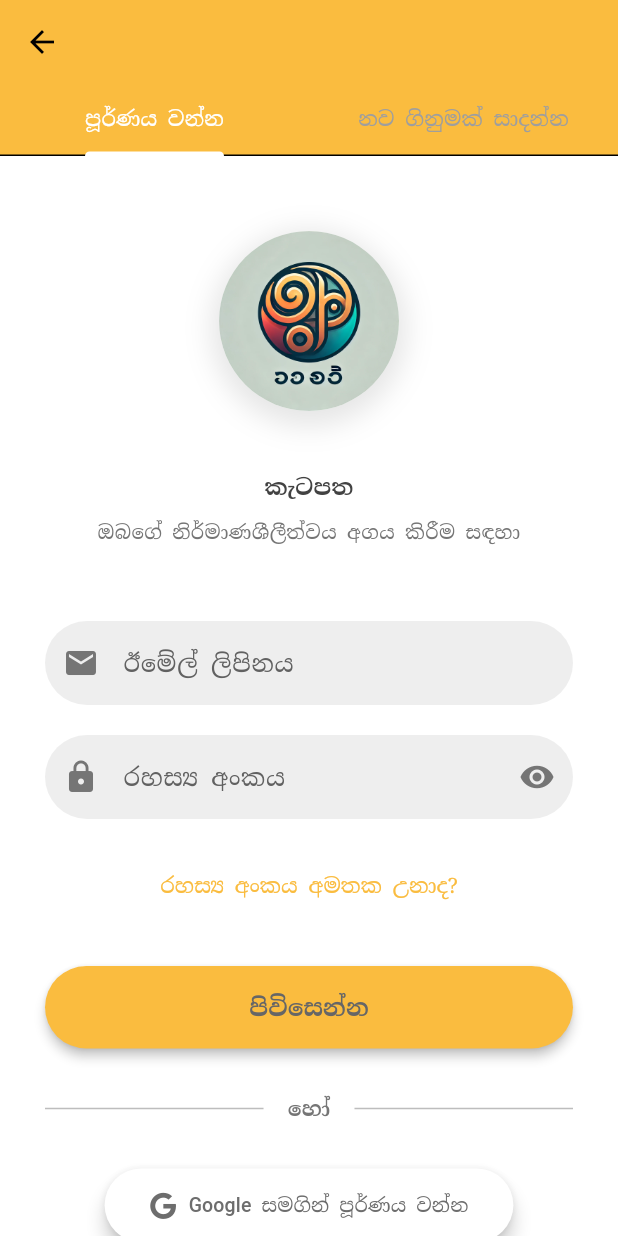
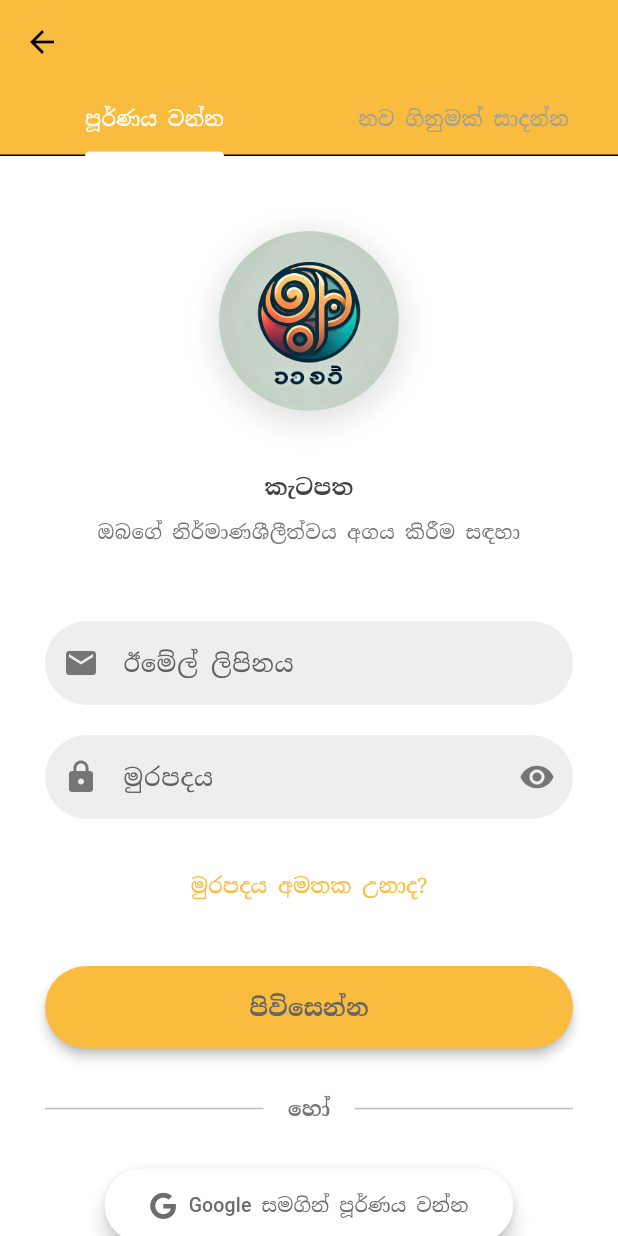
Before and after one commit to Nimantha-Perera/aurudu_nakath, a Flutter app: the LoginRegisterScreen screen opened by its route, on a phone screen of 412 x 824 dp. Run offline on Flutter 3.47's test engine with Material 3 defaults, Android fonts, the phone set to English and light mode, and no system bars; our stand-ins replace audioplayers, cached_network_image, carousel_slider, cloud_firestore, connectivity_plus, device_preview and 32 more; missing offline and left inert: feedback, firebase_app_check, firebase_app_installations, firebase_in_app_messaging, in_app_update, markdown and 1 more; accounts and stored records are empty; network calls fail; project files that could hold a hidden picture were left out.

Commit message:
Update login_form.dart

```diff
--- a/lib/features/ui/Login2/presentation/pages/widget/login_form.dart
+++ b/lib/features/ui/Login2/presentation/pages/widget/login_form.dart
@@ -127,7 +127,7 @@ class _LoginFormState extends State<LoginForm> {
       controller: _passwordController,
       obscureText: _obscurePassword,
       decoration: _inputDecoration(
-        'රහස්‍ය අංකය',
+        'මුරපදය',
         Icons.lock,
         isDarkMode,
       ).copyWith(
@@ -145,7 +145,7 @@ class _LoginFormState extends State<LoginForm> {
       ),
       validator: (value) {
         if (value == null || value.isEmpty) {
-          return 'කරුණාකර ඔබගේ රහස්‍ය අංකය ඇතුළත් කරන්න';
+          return 'කරුණාකර ඔබගේ මුරපදය ඇතුළත් කරන්න';
         }
         return null;
       },
@@ -177,7 +177,7 @@ class _LoginFormState extends State<LoginForm> {
         onPressed: () => _showForgotPasswordDialog(context),
         child: Center(
           child: Text(
-            'රහස්‍ය අංකය අමතක උනාද?',
+            'මුරපදය අමතක උනාද?',
             style: TextStyle(color: primaryColor),
           ),
         ),
```
